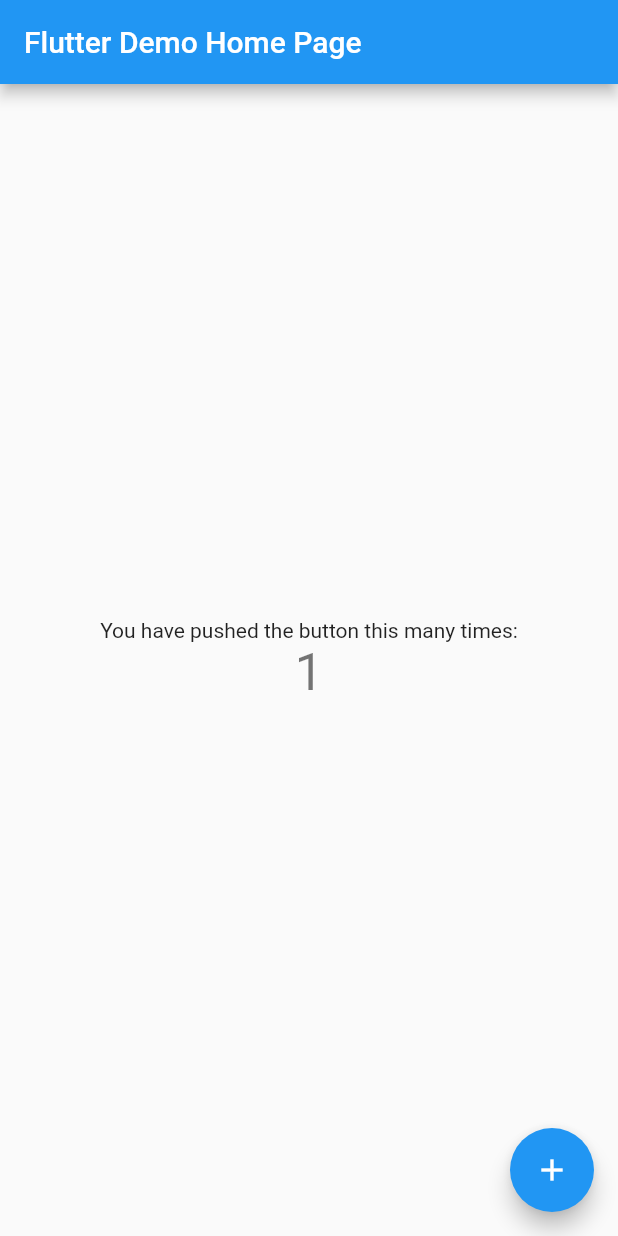
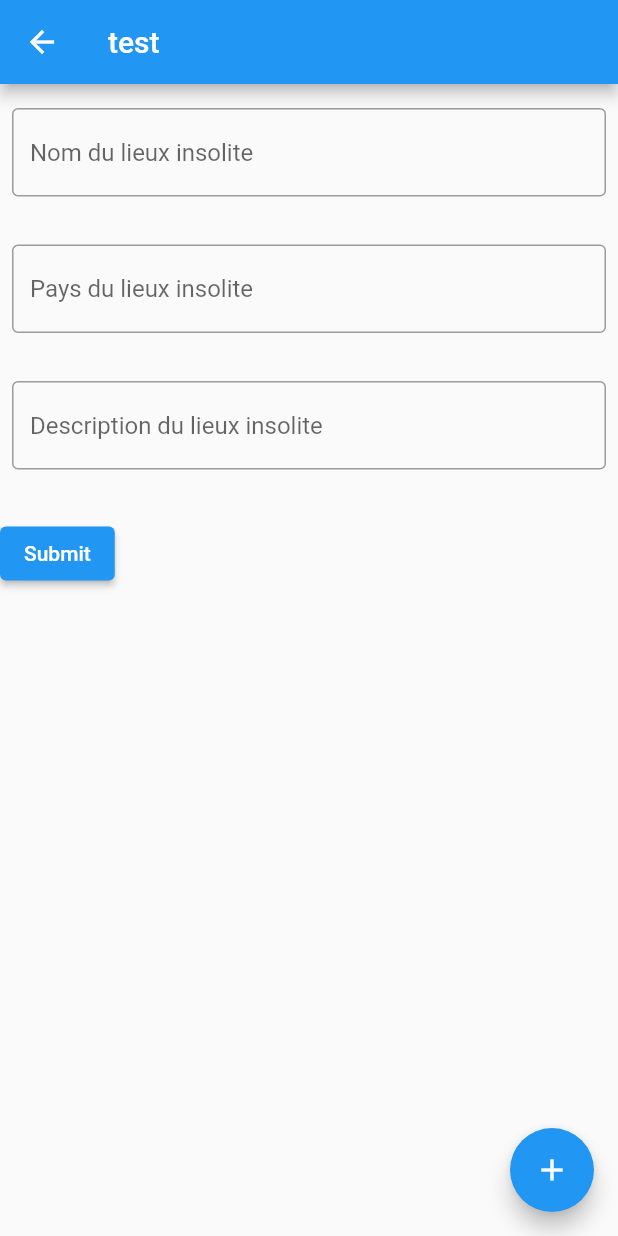
Before and after one commit to chrisdemon8/flutter_project_places, a Flutter app: the screen it shows after launch, after a tap on the "add" icon, on a phone screen of 412 x 824 dp. Run offline on Flutter 3.47's test engine with Material 2 defaults, Android fonts, the phone set to English and light mode, and no system bars; our stand-ins replace firebase_core, firebase_database; accounts and stored records are empty.

Commit message:
ajout save firebase

```diff
--- a/lib/main.dart
+++ b/lib/main.dart
@@ -1,13 +1,11 @@
-import 'dart:math';
-
-import 'package:firebase_database/firebase_database.dart';
 import 'package:flutter/material.dart';
 import 'package:firebase_core/firebase_core.dart';
+import 'package:flutter_application_place/screens/home_screen.dart';
 
 Future<void> main() async {
   WidgetsFlutterBinding.ensureInitialized();
   await Firebase.initializeApp();
-  runApp( MyApp());
+  runApp(MyApp());
 }
 
 class MyApp extends StatelessWidget {
@@ -33,107 +31,18 @@ class MyApp extends StatelessWidget {
         ),
         home: FutureBuilder(
           future: _fbApp,
-        builder: (context, snapshot){
-          if(snapshot.hasError){
+          builder: (context, snapshot) {
+            if (snapshot.hasError) {
               print("You have an error! ${snapshot.error.toString()}");
-            return Text("Something wrong!");
-          }else if (snapshot.hasData){
+              return const Text("Something wrong!");
+            } else if (snapshot.hasData) {
               return MyHomePage(title: 'Flutter Demo Home Page');
-          }else {
-            return Center(
+            } else {
+              return const Center(
                 child: CircularProgressIndicator(),
               );
             }
           },
-      )
-    );
+        ));
   }
 }
-
-class MyHomePage extends StatefulWidget {
-  const MyHomePage({Key? key, required this.title}) : super(key: key);
-
-  // This widget is the home page of your application. It is stateful, meaning
-  // that it has a State object (defined below) that contains fields that affect
-  // how it looks.
-
-  // This class is the configuration for the state. It holds the values (in this
-  // case the title) provided by the parent (in this case the App widget) and
-  // used by the build method of the State. Fields in a Widget subclass are
-  // always marked "final".
-
-  final String title;
-
-  @override
-  State<MyHomePage> createState() => _MyHomePageState();
-}
-
-class _MyHomePageState extends State<MyHomePage> {
-  int _counter = 0;
-
-  void _incrementCounter() {
-
-    DatabaseReference _testRef = FirebaseDatabase.instance.ref().child("test");
-    _testRef.set("Hello wold ${Random().nextInt(100)}");
-    setState(() {
-      // This call to setState tells the Flutter framework that something has
-      // changed in this State, which causes it to rerun the build method below
-      // so that the display can reflect the updated values. If we changed
-      // _counter without calling setState(), then the build method would not be
-      // called again, and so nothing would appear to happen.
-      _counter++;
-    });
-  }
-
-  @override
-  Widget build(BuildContext context) {
-    // This method is rerun every time setState is called, for instance as done
-    // by the _incrementCounter method above.
-    //
-    // The Flutter framework has been optimized to make rerunning build methods
-    // fast, so that you can just rebuild anything that needs updating rather
-    // than having to individually change instances of widgets.
-    return Scaffold(
-      appBar: AppBar(
-        // Here we take the value from the MyHomePage object that was created by
-        // the App.build method, and use it to set our appbar title.
-        title: Text(widget.title),
-      ),
-      body: Center(
-        // Center is a layout widget. It takes a single child and positions it
-        // in the middle of the parent.
-        child: Column(
-          // Column is also a layout widget. It takes a list of children and
-          // arranges them vertically. By default, it sizes itself to fit its
-          // children horizontally, and tries to be as tall as its parent.
-          //
-          // Invoke "debug painting" (press "p" in the console, choose the
-          // "Toggle Debug Paint" action from the Flutter Inspector in Android
-          // Studio, or the "Toggle Debug Paint" command in Visual Studio Code)
-          // to see the wireframe for each widget.
-          //
-          // Column has various properties to control how it sizes itself and
-          // how it positions its children. Here we use mainAxisAlignment to
-          // center the children vertically; the main axis here is the vertical
-          // axis because Columns are vertical (the cross axis would be
-          // horizontal).
-          mainAxisAlignment: MainAxisAlignment.center,
-          children: <Widget>[
-            const Text(
-              'You have pushed the button this many times:',
-            ),
-            Text(
-              '$_counter',
-              style: Theme.of(context).textTheme.headline4,
-            ),
-          ],
-        ),
-      ),
-      floatingActionButton: FloatingActionButton(
-        onPressed: _incrementCounter,
-        tooltip: 'Increment',
-        child: const Icon(Icons.add),
-      ), // This trailing comma makes auto-formatting nicer for build methods.
-    );
-  }
-}
--- /dev/null
+++ b/lib/models/unusualspot.dart
@@ -0,0 +1,27 @@
+class UnusualSpot {
+  String? id;
+  String? name;
+  String? cityName;
+  String? description;
+  List<Object>? images;
+  String? country;
+  dynamic rating;
+
+  UnusualSpot(
+      {this.id,
+      this.name,
+      this.description,
+      this.images,
+      this.country,
+      this.rating});
+
+  factory UnusualSpot.fromJson(Map<String, dynamic> json) {
+    return UnusualSpot(
+        id: json['id'],
+        name: json['name'],
+        description: json['description'],
+        images: json['images'],
+        country: json['country'],
+        rating: json['rating']);
+  }
+}
--- /dev/null
+++ b/lib/screens/add_place_screen.dart
@@ -0,0 +1,149 @@
+import 'dart:math';
+
+import 'package:firebase_database/firebase_database.dart';
+import 'package:flutter/material.dart';
+import 'package:flutter_application_place/models/unusualspot.dart';
+
+class CreatePlacePage extends StatefulWidget {
+  const CreatePlacePage({Key? key}) : super(key: key);
+
+  @override
+  State<CreatePlacePage> createState() => _CreatePlacePageState();
+}
+
+class _CreatePlacePageState extends State<CreatePlacePage> {
+  int _counter = 0;
+
+  //final place = new UnusualSpot();
+  final _controllerDescription = TextEditingController();
+  final _controllerName = TextEditingController();
+  final _controllerCountry = TextEditingController();
+  final _formKey = GlobalKey<FormState>();
+
+  void _incrementCounter() {
+    DatabaseReference _testRef = FirebaseDatabase.instance.ref().child("test");
+    _testRef.set("Hello wold ${Random().nextInt(100)}");
+    setState(() {
+      _counter++;
+    });
+  }
+
+  void _savePlace() {
+    String name = _controllerName.text;
+    String description = _controllerDescription.text;
+    String country = _controllerCountry.text;
+
+    Map<String, String> place = {
+      'name': name,
+      'country': country,
+      'description': description
+    };
+
+    DatabaseReference _testRef =
+        FirebaseDatabase.instance.ref().child("places");
+    _testRef.push().set(place).then((value) => null);
+  }
+
+  @override
+  void dispose() {
+    // Clean up the controller when the widget is disposed.
+    _controllerDescription.dispose();
+    super.dispose();
+  }
+
+  @override
+  Widget build(BuildContext context) {
+    return Scaffold(
+      appBar: AppBar(
+        title: const Text("test"),
+      ),
+      body: SingleChildScrollView(
+        child: Center(
+          child: Form(
+            key: _formKey,
+            child: Column(
+              crossAxisAlignment: CrossAxisAlignment.start,
+              children: <Widget>[
+                Padding(
+                  padding:
+                      const EdgeInsets.symmetric(horizontal: 8, vertical: 16),
+                  child: TextFormField(
+                    controller: _controllerName,
+                    validator: (value) {
+                      if (value == null || value.isEmpty) {
+                        return 'Please enter some text';
+                      }
+                      return null;
+                    },
+                    decoration: const InputDecoration(
+                      border: OutlineInputBorder(),
+                      hintText: 'Nom du lieux insolite',
+                    ),
+                  ),
+                ),
+                Padding(
+                  padding:
+                      const EdgeInsets.symmetric(horizontal: 8, vertical: 16),
+                  child: TextFormField(
+                    controller: _controllerCountry,
+                    validator: (value) {
+                      if (value == null || value.isEmpty) {
+                        return 'Please enter some text';
+                      }
+                      return null;
+                    },
+                    decoration: const InputDecoration(
+                      border: OutlineInputBorder(),
+                      hintText: 'Pays du lieux insolite',
+                    ),
+                  ),
+                ),
+                Padding(
+                  padding:
+                      const EdgeInsets.symmetric(horizontal: 8, vertical: 16),
+                  child: TextFormField(
+                    controller: _controllerDescription,
+                    validator: (value) {
+                      if (value == null || value.isEmpty) {
+                        return 'Please enter some text';
+                      }
+                      return null;
+                    },
+                    decoration: const InputDecoration(
+                      border: OutlineInputBorder(),
+                      hintText: 'Description du lieux insolite',
+                    ),
+                  ),
+                ),
+                Padding(
+                  padding: const EdgeInsets.symmetric(vertical: 16.0),
+                  child: ElevatedButton(
+                    onPressed: () {
+                      // Validate returns true if the form is valid, or false otherwise.
+                      if (_formKey.currentState!.validate()) {
+                        // If the form is valid, display a snackbar. In the real world,
+                        // you'd often call a server or save the information in a database.
+                        ScaffoldMessenger.of(context).showSnackBar(
+                          const SnackBar(
+                              content: Text("Lieu ajouté avec succès")),
+                        );
+                        _savePlace();
+                        Navigator.pop(context);
+                      }
+                    },
+                    child: const Text('Submit'),
+                  ),
+                ),
+              ],
+            ),
+          ),
+        ),
+      ),
+      floatingActionButton: FloatingActionButton(
+        onPressed: _incrementCounter,
+        tooltip: 'Increment',
+        child: const Icon(Icons.add),
+      ), // This trailing comma makes auto-formatting nicer for build methods.*/
+    );
+  }
+}
--- /dev/null
+++ b/lib/screens/home_screen.dart
@@ -0,0 +1,118 @@
+import 'package:firebase_database/firebase_database.dart';
+import 'package:firebase_database/ui/firebase_animated_list.dart';
+import 'package:flutter/material.dart';
+import 'package:flutter_application_place/screens/add_place_screen.dart';
+
+class MyHomePage extends StatefulWidget {
+  const MyHomePage({Key? key, required this.title}) : super(key: key);
+
+  // This widget is the home page of your application. It is stateful, meaning
+  // that it has a State object (defined below) that contains fields that affect
+  // how it looks.
+
+  // This class is the configuration for the state. It holds the values (in this
+  // case the title) provided by the parent (in this case the App widget) and
+  // used by the build method of the State. Fields in a Widget subclass are
+  // always marked "final".
+
+  final String title;
+
+  @override
+  State<MyHomePage> createState() => _MyHomePageState();
+}
+
+class _MyHomePageState extends State<MyHomePage> {
+  final Query _ref =
+      FirebaseDatabase.instance.ref().child("places").orderByChild("name");
+
+  @override
+  void initState() {
+    super.initState();
+  }
+
+  Widget _buildPlaceItem({Map? place}) {
+    return Column(
+      mainAxisAlignment: MainAxisAlignment.center,
+      crossAxisAlignment: CrossAxisAlignment.start,
+      children: [
+        Row(
+          children: [
+            Text(
+              place!['name'],
+              style: TextStyle(
+                  fontSize: 16,
+                  color: Theme.of(context).primaryColor,
+                  fontWeight: FontWeight.w600),
+            ),
+          ],
+        ),
+        Row(
+          children: [
+            Text(
+              place['country'],
+              style: TextStyle(
+                  fontSize: 16,
+                  color: Theme.of(context).primaryColor,
+                  fontWeight: FontWeight.w600),
+            ),
+          ],
+        ),
+        Row(
+          children: [
+            Text(
+              place['description'],
+              style: TextStyle(
+                  fontSize: 16,
+                  color: Theme.of(context).primaryColor,
+                  fontWeight: FontWeight.w600),
+            ),
+          ],
+        ),
+      ],
+    );
+  }
+
+  @override
+  Widget build(BuildContext context) {
+    // This method is rerun every time setState is called, for instance as done
+    // by the _incrementCounter method above.
+    //
+    // The Flutter framework has been optimized to make rerunning build methods
+    // fast, so that you can just rebuild anything that needs updating rather
+    // than having to individually change instances of widgets.
+    return Scaffold(
+      appBar: AppBar(
+        // Here we take the value from the MyHomePage object that was created by
+        // the App.build method, and use it to set our appbar title.
+        title: Text(widget.title),
+      ),
+      body: Center(
+        // Center is a layout widget. It takes a single child and positions it
+        // in the middle of the parent.
+        child: Column(
+          mainAxisAlignment: MainAxisAlignment.center,
+          children: <Widget>[
+            FirebaseAnimatedList(
+                query: _ref,
+                itemBuilder: (BuildContext context, DataSnapshot snapshot,
+                    Animation<double> animation, int index) {
+                  print(snapshot.value);
+                  Map place = snapshot.value as Map;
+                  return _buildPlaceItem(place: place);
+                })
+          ],
+        ),
+      ),
+      floatingActionButton: FloatingActionButton(
+        onPressed: () {
+          Navigator.push(
+            context,
+            MaterialPageRoute(builder: (context) => const CreatePlacePage()),
+          );
+        },
+        backgroundColor: Colors.green,
+        child: const Icon(Icons.add),
+      ),
+    );
+  }
+}
```
Also changed, not shown: lib/service/firebase_service.dart (added). Lines whose indentation alone changed are shown as unchanged.
